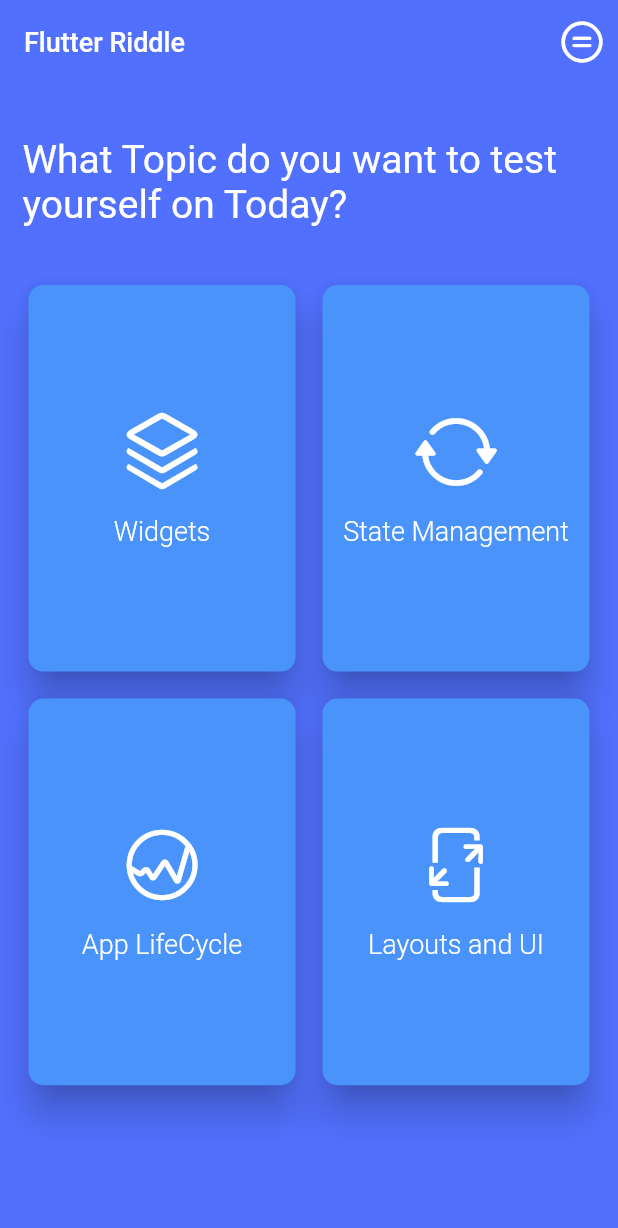
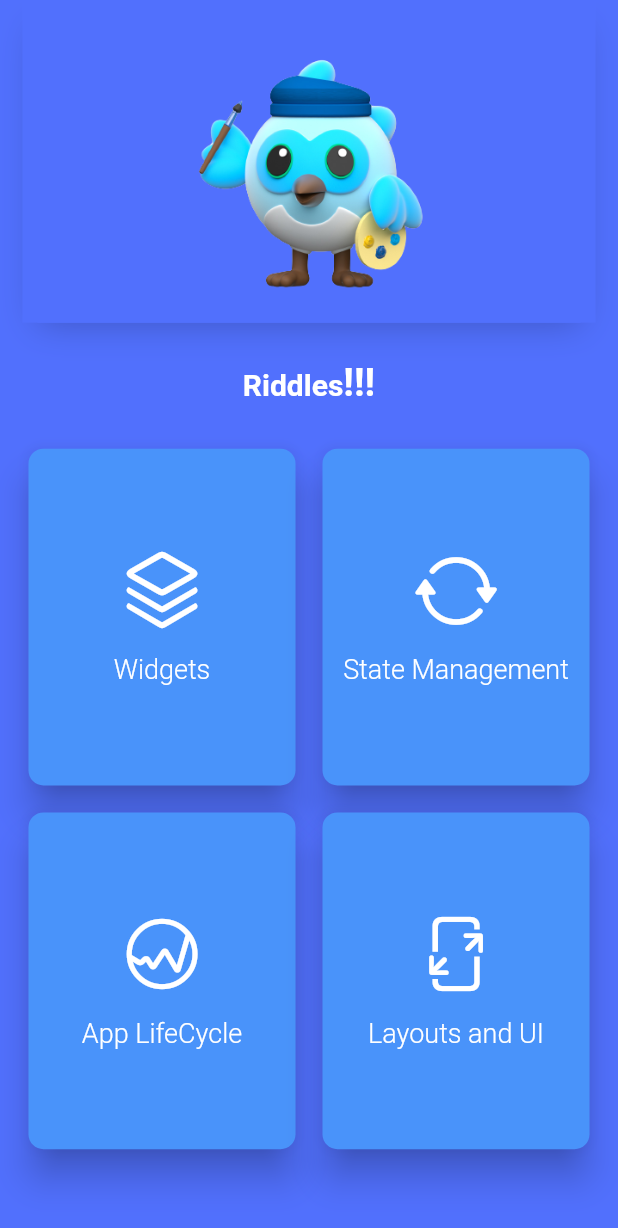
Before and after one commit to Richmond-Nunoo/Flutter-Riddles, a Flutter app: the screen it shows after launch, on a phone screen of 412 x 824 dp. Shown: the top 1228 px of the screen. Run offline on Flutter 3.47's test engine with Material 2 defaults, Android fonts, the phone set to English and light mode, and no system bars; our stand-ins replace appinio_swiper, flip_card.

Commit message:
improving ui

```diff
--- a/lib/views/homepage.dart
+++ b/lib/views/homepage.dart
@@ -13,54 +13,64 @@ class HomePage extends StatelessWidget {
     const Color bgColor3 = Color(0xFF5170FD);
     return Scaffold(
       backgroundColor: bgColor3,
-      appBar: AppBar(
-        leadingWidth: 200,
-        backgroundColor: bgColor3,
-        elevation: 0,
-        title: Text(
-          "Flutter Riddle",
-          style: Theme.of(context).textTheme.bodyLarge!.copyWith(
-                color: Colors.white,
-                fontSize: 18,
-                fontWeight: FontWeight.w500,
-              ),
-        ),
-        actions: [
-          IconButton(
-            icon: const Icon(
-              CupertinoIcons.equal_circle,
-              size: 32,
-            ),
-            color: Colors.white,
-            onPressed: () {},
-          ),
-        ],
-      ),
-      body: Padding(
+      body: SafeArea(
+        child: Padding(
           padding: const EdgeInsets.only(top: 0, left: 15, right: 15),
           child: ListView(
             physics: const BouncingScrollPhysics(),
             children: [
+              Container(
+                width: 10,
+                decoration: BoxDecoration(
+                  color: bgColor3,
+                  boxShadow: [
+                    BoxShadow(
+                      color: Colors.black.withOpacity(0.24),
+                      blurRadius: 20.0,
+                      offset: const Offset(0.0, 10.0),
+                      spreadRadius: -10,
+                      blurStyle: BlurStyle.outer,
+                    )
+                  ],
+                ),
+                child: Image.asset("assets/dash.png"),
+              ),
               const SizedBox(
-              height: 35,
+                height: 25,
               ),
-            Text(
-              "What Topic do you want to test yourself on Today?",
-              textAlign: TextAlign.left,
-              style: Theme.of(context).textTheme.headlineLarge!.copyWith(
+              Center(
+                  child: RichText(
+                text:const TextSpan(
+                  children: [
+                    TextSpan(
+                      text: "Riddles",
+                      style: TextStyle(
+                        color: Colors.white,
+                        fontSize: 20,
+                        fontWeight: FontWeight.bold,
+                      ),
+                    ),
+                    TextSpan(
+                      text: "!!!",
+                      style: TextStyle(
                         color: Colors.white,
                         fontSize: 26,
+                        fontWeight: FontWeight.bold,
                       ),
                     ),
+                  ],
+                ),
+                textAlign: TextAlign.left,
+              )),
               const SizedBox(
-              height: 35,
+                height: 25,
               ),
               GridView.builder(
                 gridDelegate: const SliverGridDelegateWithFixedCrossAxisCount(
                   crossAxisCount: 2,
                   mainAxisSpacing: 10,
                   crossAxisSpacing: 10,
-                childAspectRatio: 0.70,
+                  childAspectRatio: 0.80,
                 ),
                 shrinkWrap: true,
                 physics: const BouncingScrollPhysics(),
@@ -119,6 +129,7 @@ class HomePage extends StatelessWidget {
                 },
               ),
             ],
+          ),
         ),
       ),
     );
--- a/pubspec.yaml
+++ b/pubspec.yaml
@@ -63,8 +63,8 @@ flutter:
   uses-material-design: true
 
   # To add assets to your application, add an assets section, like this:
-  # assets:
-  #   - images/a_dot_burr.jpeg
+  assets:
+    - assets/
   #   - images/a_dot_ham.jpeg
 
   # An image asset can refer to one or more resolution-specific "variants", see
```
Also changed, not shown: assets/dash.png (added). Lines whose indentation alone changed are shown as unchanged.
